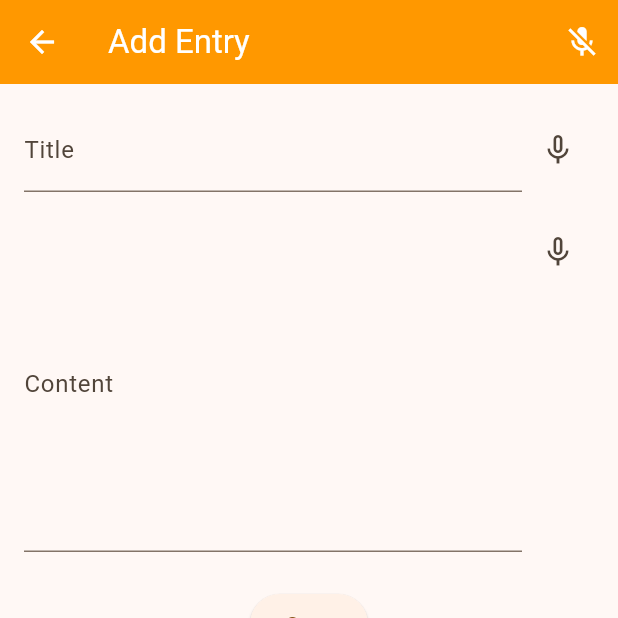
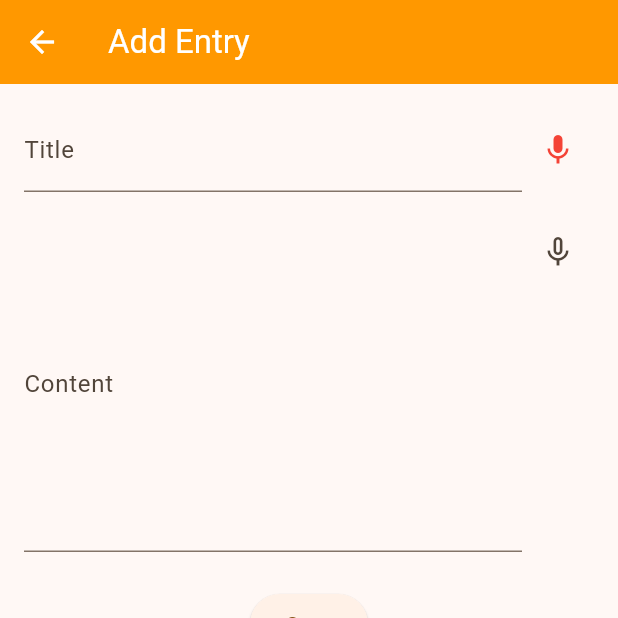
Before and after one commit to SriramParasuram/DigitalDiary, a Flutter app: the AddDiaryEntryScreen screen opened by its route, after a tap on the "mic none" icon, after a tap on "Save", on a phone screen of 412 x 824 dp, the top half of it. Run offline on Flutter 3.47's test engine with Material 3 defaults, Android fonts, the light colour scheme and no system bars; our stand-ins replace flutter_riverpod, flutter_tts, go_router, hive, hooks_riverpod, permission_handler and 1 more; accounts and stored records are empty.

Commit message:
bug fixes in add entry screen

```diff
--- a/lib/features/diary/presentation/screens/add_diary_entry_screen.dart
+++ b/lib/features/diary/presentation/screens/add_diary_entry_screen.dart
@@ -1,3 +1,4 @@
+// ✅ Refactored AddDiaryEntryScreen with mic icons beside fields only and append logic
 import 'package:flutter/material.dart';
 import 'package:flutter_riverpod/flutter_riverpod.dart';
 import 'package:go_router/go_router.dart';
@@ -7,7 +8,7 @@ import '../../domain/entities/diary_entry.dart';
 import '../providers/diary_providers.dart';
 
 class AddDiaryEntryScreen extends ConsumerStatefulWidget {
-  final DiaryEntry? entry; // null = add, non-null = edit
+  final DiaryEntry? entry;
 
   const AddDiaryEntryScreen({Key? key, this.entry}) : super(key: key);
 
@@ -38,7 +39,11 @@ class _AddDiaryEntryScreenState extends ConsumerState<AddDiaryEntryScreen> {
   }
 
   Future<void> _startListening({required bool forTitle}) async {
-    bool available = await _speech.initialize();
+    final available = await _speech.initialize(
+      onStatus: (status) => debugPrint('[STT] Status: $status'),
+      onError: (error) => debugPrint('[STT] Error: ${error.errorMsg}'),
+    );
+
     if (available) {
       setState(() {
         if (forTitle) {
@@ -48,15 +53,23 @@ class _AddDiaryEntryScreenState extends ConsumerState<AddDiaryEntryScreen> {
         }
       });
 
-      _speech.listen(onResult: (result) {
-        setState(() {
-          if (forTitle) {
-            _titleController.text = result.recognizedWords;
-          } else {
-            _contentController.text = result.recognizedWords;
-          }
-        });
-      });
+      _speech.listen(
+        listenFor: const Duration(seconds: 30),
+        pauseFor: const Duration(seconds: 5),
+        onResult: (result) {
+          setState(() {
+            if (forTitle) {
+              _titleController.text =
+                  ' ${result.recognizedWords}'.trim();
+            } else {
+              _contentController.text =
+                  ' ${result.recognizedWords}'.trim();
+            }
+          });
+        },
+      );
+    } else {
+      debugPrint('[STT] Initialization failed');
     }
   }
 
@@ -94,7 +107,7 @@ class _AddDiaryEntryScreenState extends ConsumerState<AddDiaryEntryScreen> {
       await notifier.addNewEntry(entry);
     }
 
-    if (mounted) context.pop(); // return to previous screen
+    if (mounted) context.pop();
   }
 
   @override
@@ -104,16 +117,6 @@ class _AddDiaryEntryScreenState extends ConsumerState<AddDiaryEntryScreen> {
     return Scaffold(
       appBar: AppBar(
         title: Text(isEdit ? 'Edit Entry' : 'Add Entry'),
-        actions: [
-          IconButton(
-            icon: Icon((_isListeningTitle || _isListeningContent) ? Icons.mic_off : Icons.mic),
-            onPressed: () {
-              if (_isListeningTitle || _isListeningContent) {
-                _stopListening();
-              }
-            },
-          )
-        ],
       ),
       body: Padding(
         padding: const EdgeInsets.all(16),
@@ -128,10 +131,11 @@ class _AddDiaryEntryScreenState extends ConsumerState<AddDiaryEntryScreen> {
                   ),
                 ),
                 IconButton(
-                  icon: const Icon(Icons.mic_none),
-                  onPressed: _isListeningTitle
-                      ? _stopListening
-                      : () => _startListening(forTitle: true),
+                  icon: Icon(_isListeningTitle ? Icons.mic : Icons.mic_none,
+                      color: _isListeningTitle ? Colors.red : null),
+                  onPressed: () => _isListeningTitle
+                      ? _stopListening()
+                      : _startListening(forTitle: true),
                 )
               ],
             ),
@@ -147,10 +151,11 @@ class _AddDiaryEntryScreenState extends ConsumerState<AddDiaryEntryScreen> {
                   ),
                 ),
                 IconButton(
-                  icon: const Icon(Icons.mic_none),
-                  onPressed: _isListeningContent
-                      ? _stopListening
-                      : () => _startListening(forTitle: false),
+                  icon: Icon(_isListeningContent ? Icons.mic : Icons.mic_none,
+                      color: _isListeningContent ? Colors.red : null),
+                  onPressed: () => _isListeningContent
+                      ? _stopListening()
+                      : _startListening(forTitle: false),
                 )
               ],
             ),
```
